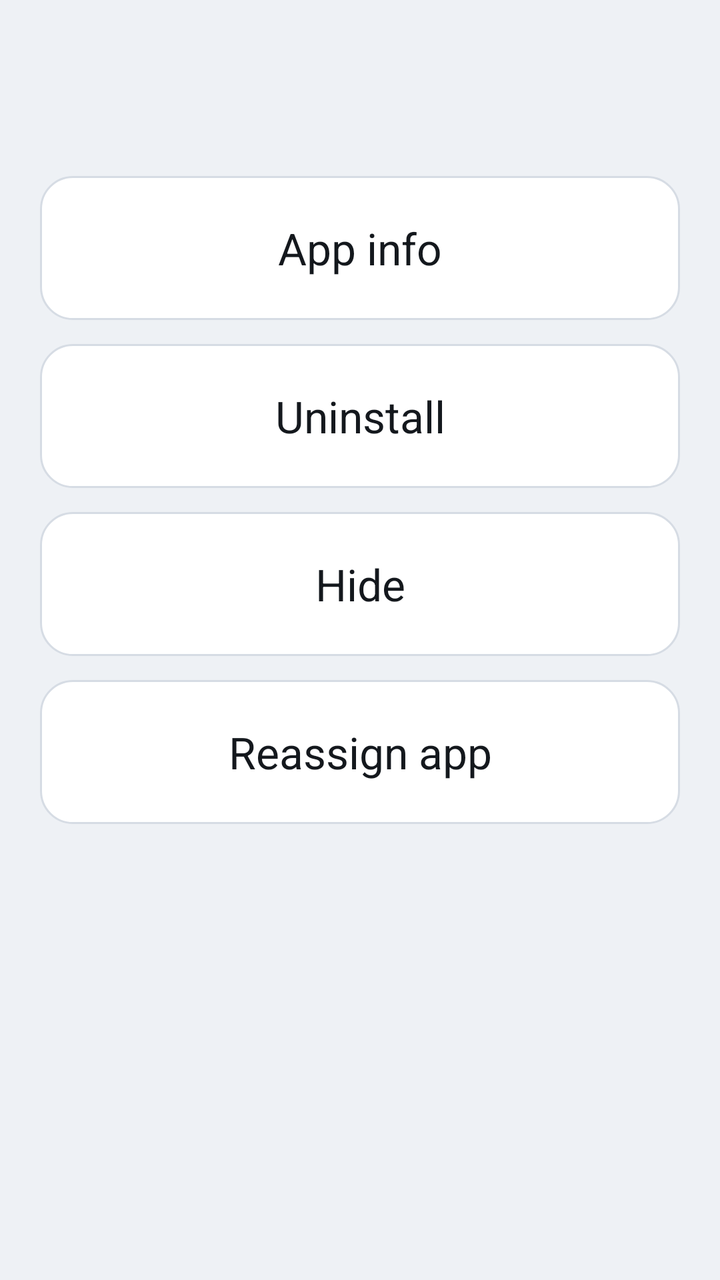
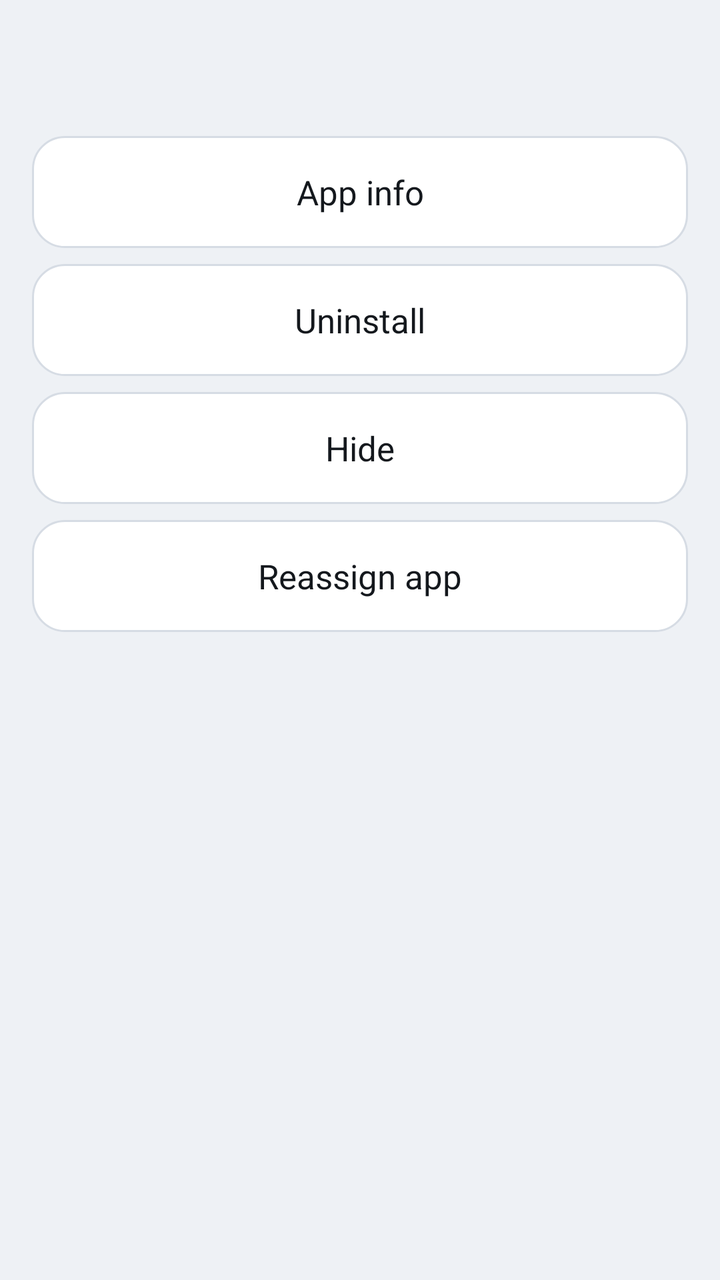

The first picture is an Android layout as it rendered before a commit; the second is the same layout after the commit. The layout source and the unified diff follow.
<!-- AndroidManifest.xml: application theme Theme.MotoLauncher -->
<!-- res/layout/dialog_tile_actions.xml -->
<?xml version="1.0" encoding="utf-8"?>
<LinearLayout xmlns:android="http://schemas.android.com/apk/res/android"
    android:layout_width="wrap_content"
    android:layout_height="wrap_content"
    android:orientation="vertical"
    android:padding="20dp">

    <LinearLayout
        android:layout_width="match_parent"
        android:layout_height="wrap_content"
        android:orientation="horizontal"
        android:gravity="center_vertical">

        <ImageView
            android:id="@+id/appIcon"
            android:layout_width="56dp"
            android:layout_height="56dp"
            android:scaleType="fitCenter"
            android:importantForAccessibility="no" />

        <TextView
            android:id="@+id/appLabel"
            android:layout_width="0dp"
            android:layout_height="wrap_content"
            android:layout_weight="1"
            android:layout_marginStart="16dp"
            android:maxLines="1"
            android:ellipsize="end"
            android:textColor="@color/on_surface"
            android:textSize="24sp"
            android:textStyle="bold" />
    </LinearLayout>

    <TextView
        android:id="@+id/actionAppInfo"
        style="@style/Widget.MotoLauncher.DialogAction"
        android:text="@string/tile_action_app_info" />

    <TextView
        android:id="@+id/actionUninstall"
        style="@style/Widget.MotoLauncher.DialogAction"
        android:text="@string/tile_action_uninstall" />

    <TextView
        android:id="@+id/actionHide"
        style="@style/Widget.MotoLauncher.DialogAction"
        android:text="@string/tile_action_hide" />

    <TextView
        android:id="@+id/actionReassign"
        style="@style/Widget.MotoLauncher.DialogAction"
        android:text="@string/tile_action_reassign" />
</LinearLayout>
<!-- resources referenced by this layout -->
<resources>
  <color name="on_surface">#14181D</color>
  <string name="tile_action_app_info">App info</string>
  <string name="tile_action_hide">Hide</string>
  <string name="tile_action_reassign">Reassign app</string>
  <string name="tile_action_uninstall">Uninstall</string>
  <style name="Widget.MotoLauncher.DialogAction" parent="">
          <item name="android:layout_width">match_parent</item>
          <item name="android:layout_height">72dp</item>
          <item name="android:layout_marginTop">12dp</item>
          <item name="android:background">@drawable/tile_background</item>
          <item name="android:gravity">center</item>
          <item name="android:focusable">true</item>
          <item name="android:clickable">true</item>
          <item name="android:textColor">@color/on_surface</item>
          <item name="android:textSize">22sp</item>
      </style>
  <style name="Theme.MotoLauncher" parent="Theme.Material3.DayNight.NoActionBar">
          <item name="android:windowBackground">@color/background</item>
          <item name="android:statusBarColor">@color/background</item>
          <item name="android:navigationBarColor">@color/background</item>
          <item name="android:windowLightStatusBar">@bool/light_system_bars</item>
          <item name="android:windowLightNavigationBar">@bool/light_system_bars</item>
          <item name="colorPrimary">@color/tile_focused</item>
          <item name="colorOnPrimary">@color/on_surface</item>
          <item name="android:colorBackground">@color/background</item>
          <item name="alertDialogTheme">@style/ThemeOverlay.MotoLauncher.Dialog.Alert</item>
      </style>
  <color name="background">#EEF1F5</color>
  <color name="tile_focused">#2F6FED</color>
  <style name="ThemeOverlay.MotoLauncher.Dialog.Alert" parent="ThemeOverlay.Material3.Dialog.Alert">
          <item name="android:windowBackground">@drawable/dialog_background</item>
          <item name="android:windowMinWidthMajor">480dp</item>
          <item name="android:windowMinWidthMinor">480dp</item>
          <item name="android:colorBackground">@color/background</item>
          <item name="colorPrimary">@color/tile_focused</item>
          <item name="colorOnPrimary">@color/on_surface</item>
      </style>
  <color name="tile_pressed">#1E4FB0</color>
  <color name="tile_default">#FFFFFF</color>
  <color name="surface">#D6DCE4</color>
  <!-- drawable dialog_background (drawable) -->
  <?xml version="1.0" encoding="utf-8"?>
  <shape xmlns:android="http://schemas.android.com/apk/res/android"
      android:shape="rectangle">
      <solid android:color="@color/background" />
      <corners android:radius="24dp" />
      <stroke android:width="2dp" android:color="@color/surface" />
  </shape>
  <!-- unchanged entries left out for length: 1 -->
</resources>

<!-- the commit's change to res/layout/dialog_tile_actions.xml (unified diff, before → after) -->
@@ -3,7 +3,7 @@
     android:layout_width="wrap_content"
     android:layout_height="wrap_content"
     android:orientation="vertical"
-    android:padding="20dp">
+    android:padding="@dimen/dialog_padding">
 
     <LinearLayout
         android:layout_width="match_parent"
@@ -13,8 +13,8 @@
 
         <ImageView
             android:id="@+id/appIcon"
-            android:layout_width="56dp"
-            android:layout_height="56dp"
+            android:layout_width="@dimen/dialog_icon_size"
+            android:layout_height="@dimen/dialog_icon_size"
             android:scaleType="fitCenter"
             android:importantForAccessibility="no" />
 
@@ -23,11 +23,11 @@
             android:layout_width="0dp"
             android:layout_height="wrap_content"
             android:layout_weight="1"
-            android:layout_marginStart="16dp"
+            android:layout_marginStart="@dimen/dialog_label_margin_start"
             android:maxLines="1"
             android:ellipsize="end"
             android:textColor="@color/on_surface"
-            android:textSize="24sp"
+            android:textSize="@dimen/text_dialog_label"
             android:textStyle="bold" />
     </LinearLayout>
 
<!-- resource entries referenced after the edit -->
@@ -1,20 +1,24 @@
 <!-- resources referenced by this layout -->
 <resources>
   <color name="on_surface">#14181D</color>
+  <dimen name="dialog_icon_size">44dp</dimen>
+  <dimen name="dialog_label_margin_start">12dp</dimen>
+  <dimen name="dialog_padding">16dp</dimen>
+  <dimen name="text_dialog_label">18sp</dimen>
   <string name="tile_action_app_info">App info</string>
   <string name="tile_action_hide">Hide</string>
   <string name="tile_action_reassign">Reassign app</string>
   <string name="tile_action_uninstall">Uninstall</string>
   <style name="Widget.MotoLauncher.DialogAction" parent="">
           <item name="android:layout_width">match_parent</item>
-          <item name="android:layout_height">72dp</item>
-          <item name="android:layout_marginTop">12dp</item>
+          <item name="android:layout_height">@dimen/dialog_action_height</item>
+          <item name="android:layout_marginTop">@dimen/dialog_action_margin_top</item>
           <item name="android:background">@drawable/tile_background</item>
           <item name="android:gravity">center</item>
           <item name="android:focusable">true</item>
           <item name="android:clickable">true</item>
           <item name="android:textColor">@color/on_surface</item>
-          <item name="android:textSize">22sp</item>
+          <item name="android:textSize">@dimen/text_dialog_action</item>
       </style>
   <style name="Theme.MotoLauncher" parent="Theme.Material3.DayNight.NoActionBar">
           <item name="android:windowBackground">@color/background</item>
@@ -27,12 +31,15 @@
           <item name="android:colorBackground">@color/background</item>
           <item name="alertDialogTheme">@style/ThemeOverlay.MotoLauncher.Dialog.Alert</item>
       </style>
+  <dimen name="dialog_action_height">56dp</dimen>
+  <dimen name="dialog_action_margin_top">8dp</dimen>
+  <dimen name="text_dialog_action">17sp</dimen>
   <color name="background">#EEF1F5</color>
   <color name="tile_focused">#2F6FED</color>
   <style name="ThemeOverlay.MotoLauncher.Dialog.Alert" parent="ThemeOverlay.Material3.Dialog.Alert">
           <item name="android:windowBackground">@drawable/dialog_background</item>
-          <item name="android:windowMinWidthMajor">480dp</item>
-          <item name="android:windowMinWidthMinor">480dp</item>
+          <item name="android:windowMinWidthMajor">@dimen/dialog_min_width</item>
+          <item name="android:windowMinWidthMinor">@dimen/dialog_min_width</item>
           <item name="android:colorBackground">@color/background</item>
           <item name="colorPrimary">@color/tile_focused</item>
           <item name="colorOnPrimary">@color/on_surface</item>
@@ -48,6 +55,7 @@
       <corners android:radius="24dp" />
       <stroke android:width="2dp" android:color="@color/surface" />
   </shape>
+  <dimen name="dialog_min_width">320dp</dimen>
   <!-- unchanged entries left out for length: 1 -->
 </resources>
 
